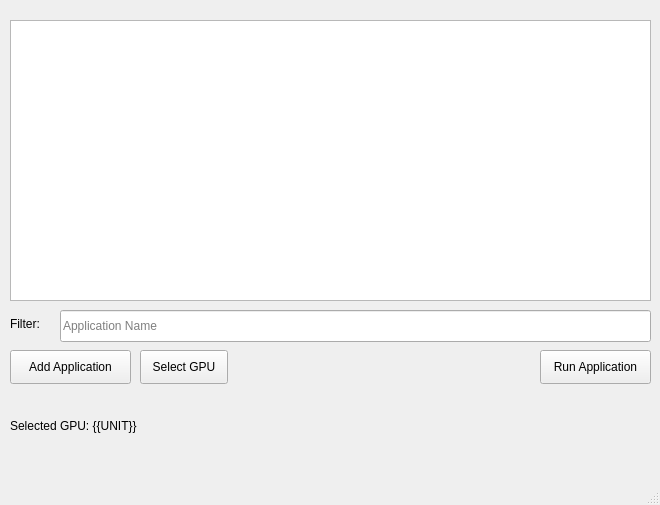
Above: Sources/AppGUI/UI/MainWindow.ui from BC100Dev/RunAsGPU before the change. Below: the same form after it.
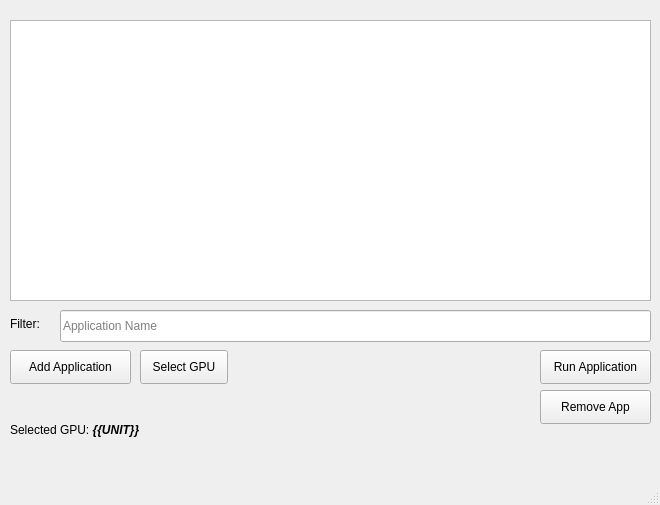
That is the form after the change.

The edit to the form file:
```diff
--- a/Sources/AppGUI/UI/MainWindow.ui
+++ b/Sources/AppGUI/UI/MainWindow.ui
@@ -91,13 +91,13 @@
     <property name="geometry">
      <rect>
       <x>10</x>
-      <y>390</y>
-      <width>631</width>
-      <height>71</height>
+      <y>400</y>
+      <width>511</width>
+      <height>61</height>
      </rect>
     </property>
     <property name="text">
-     <string>Selected GPU: {{UNIT}}</string>
+     <string>Selected GPU: &lt;b&gt;&lt;i&gt;{{UNIT}}&lt;/i&gt;&lt;/b&gt;</string>
     </property>
     <property name="wordWrap">
      <bool>true</bool>
@@ -129,6 +129,22 @@
      <string>Application Name</string>
     </property>
    </widget>
+   <widget class="QPushButton" name="btnRemove">
+    <property name="enabled">
+     <bool>true</bool>
+    </property>
+    <property name="geometry">
+     <rect>
+      <x>540</x>
+      <y>390</y>
+      <width>111</width>
+      <height>34</height>
+     </rect>
+    </property>
+    <property name="text">
+     <string>Remove App</string>
+    </property>
+   </widget>
   </widget>
   <widget class="QStatusBar" name="statusbar"/>
  </widget>
```
